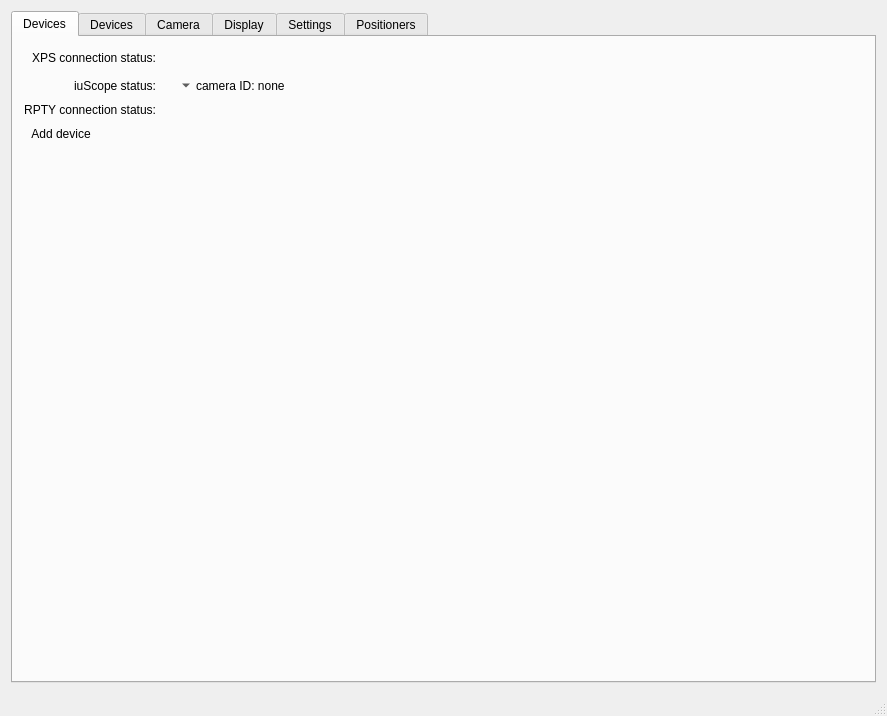
Old version of the form GUI/mainwindow.ui in the repository mvxe/MLA-CS.
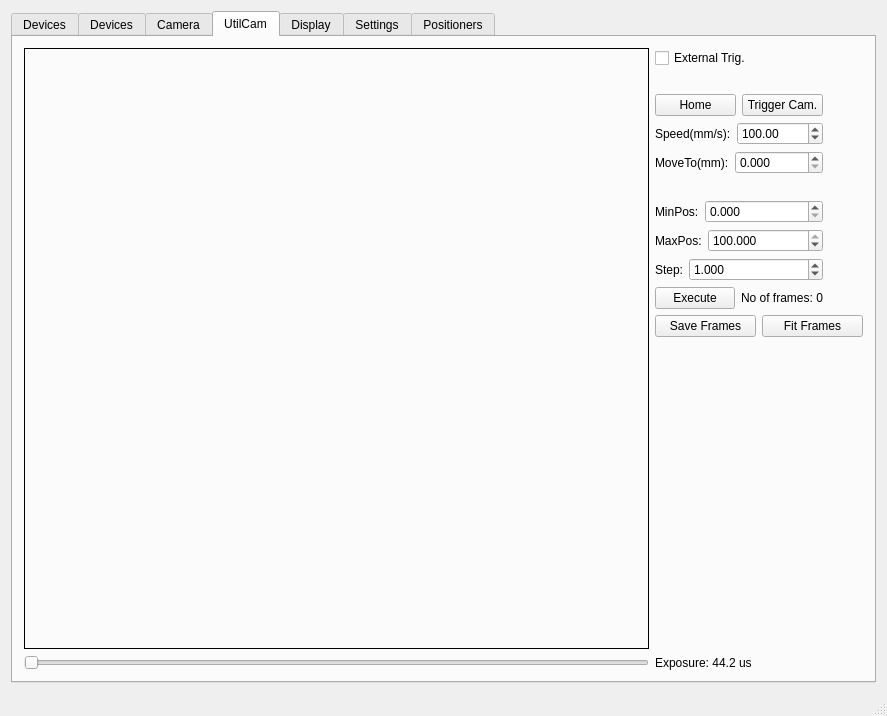
New version of the form. The open tabs and pages were chosen to show the change. Icons and pictures are not drawn. Custom widgets are drawn as their Qt base class.

Patch:
```diff
--- a/GUI/mainwindow.ui
+++ b/GUI/mainwindow.ui
@@ -29,7 +29,7 @@
      <verstretch>0</verstretch>
     </sizepolicy>
    </property>
-   <layout class="QVBoxLayout" name="verticalLayout">
+   <layout class="QVBoxLayout" name="verticalLayout_4">
     <item>
      <widget class="QTabWidget" name="tabWidget">
       <property name="enabled">
@@ -241,7 +241,7 @@
           </property>
          </widget>
         </item>
-        <item row="2" column="0">
+        <item row="3" column="0">
          <widget class="QLabel" name="label_13">
           <property name="text">
            <string>RPTY connection status:</string>
@@ -251,7 +251,7 @@
           </property>
          </widget>
         </item>
-        <item row="4" column="1">
+        <item row="6" column="1">
          <spacer name="verticalSpacer_2">
           <property name="orientation">
            <enum>Qt::Vertical</enum>
@@ -264,7 +264,7 @@
           </property>
          </spacer>
         </item>
-        <item row="3" column="0">
+        <item row="5" column="0">
          <widget class="QToolButton" name="toolButton">
           <property name="text">
            <string>Add device</string>
@@ -699,6 +699,492 @@
         </item>
        </layout>
       </widget>
+      <widget class="QWidget" name="tab_utilcam">
+       <attribute name="title">
+        <string>UtilCam</string>
+       </attribute>
+       <layout class="QGridLayout" name="gridLayout_6">
+        <item row="0" column="1">
+         <layout class="QVBoxLayout" name="verticalLayout">
+          <item>
+           <layout class="QHBoxLayout" name="horizontalLayout_4">
+            <property name="topMargin">
+             <number>0</number>
+            </property>
+            <item>
+             <widget class="QCheckBox" name="checkBox_2">
+              <property name="text">
+               <string>External Trig.</string>
+              </property>
+             </widget>
+            </item>
+            <item>
+             <spacer name="horizontalSpacer_8">
+              <property name="orientation">
+               <enum>Qt::Horizontal</enum>
+              </property>
+              <property name="sizeType">
+               <enum>QSizePolicy::Minimum</enum>
+              </property>
+              <property name="sizeHint" stdset="0">
+               <size>
+                <width>0</width>
+                <height>20</height>
+               </size>
+              </property>
+             </spacer>
+            </item>
+           </layout>
+          </item>
+          <item>
+           <spacer name="verticalSpacer_5">
+            <property name="orientation">
+             <enum>Qt::Vertical</enum>
+            </property>
+            <property name="sizeType">
+             <enum>QSizePolicy::Fixed</enum>
+            </property>
+            <property name="sizeHint" stdset="0">
+             <size>
+              <width>20</width>
+              <height>20</height>
+             </size>
+            </property>
+           </spacer>
+          </item>
+          <item>
+           <layout class="QHBoxLayout" name="horizontalLayout_5">
+            <property name="topMargin">
+             <number>0</number>
+            </property>
+            <item>
+             <widget class="QPushButton" name="pushButton_2">
+              <property name="text">
+               <string>Home</string>
+              </property>
+             </widget>
+            </item>
+            <item>
+             <widget class="QPushButton" name="pushButton">
+              <property name="text">
+               <string>Trigger Cam.</string>
+              </property>
+             </widget>
+            </item>
+            <item>
+             <spacer name="horizontalSpacer_9">
+              <property name="orientation">
+               <enum>Qt::Horizontal</enum>
+              </property>
+              <property name="sizeType">
+               <enum>QSizePolicy::Minimum</enum>
+              </property>
+              <property name="sizeHint" stdset="0">
+               <size>
+                <width>40</width>
+                <height>20</height>
+               </size>
+              </property>
+             </spacer>
+            </item>
+           </layout>
+          </item>
+          <item>
+           <layout class="QHBoxLayout" name="horizontalLayout_6">
+            <property name="topMargin">
+             <number>0</number>
+            </property>
+            <item>
+             <widget class="QLabel" name="label_21">
+              <property name="sizePolicy">
+               <sizepolicy hsizetype="Maximum" vsizetype="Preferred">
+                <horstretch>0</horstretch>
+                <verstretch>0</verstretch>
+               </sizepolicy>
+              </property>
+              <property name="text">
+               <string>Speed(mm/s):</string>
+              </property>
+             </widget>
+            </item>
+            <item>
+             <widget class="QDoubleSpinBox" name="doubleSpinBox">
+              <property name="minimum">
+               <double>0.010000000000000</double>
+              </property>
+              <property name="maximum">
+               <double>3000.000000000000000</double>
+              </property>
+              <property name="value">
+               <double>100.000000000000000</double>
+              </property>
+             </widget>
+            </item>
+            <item>
+             <spacer name="horizontalSpacer_10">
+              <property name="orientation">
+               <enum>Qt::Horizontal</enum>
+              </property>
+              <property name="sizeType">
+               <enum>QSizePolicy::Minimum</enum>
+              </property>
+              <property name="sizeHint" stdset="0">
+               <size>
+                <width>40</width>
+                <height>20</height>
+               </size>
+              </property>
+             </spacer>
+            </item>
+           </layout>
+          </item>
+          <item>
+           <layout class="QHBoxLayout" name="horizontalLayout_7">
+            <property name="topMargin">
+             <number>0</number>
+            </property>
+            <item>
+             <widget class="QLabel" name="label_22">
+              <property name="sizePolicy">
+               <sizepolicy hsizetype="Maximum" vsizetype="Preferred">
+                <horstretch>0</horstretch>
+                <verstretch>0</verstretch>
+               </sizepolicy>
+              </property>
+              <property name="text">
+               <string>MoveTo(mm):</string>
+              </property>
+             </widget>
+            </item>
+            <item>
+             <widget class="QDoubleSpinBox" name="doubleSpinBox_2">
+              <property name="decimals">
+               <number>3</number>
+              </property>
+              <property name="maximum">
+               <double>100.000000000000000</double>
+              </property>
+             </widget>
+            </item>
+            <item>
+             <spacer name="horizontalSpacer_11">
+              <property name="orientation">
+               <enum>Qt::Horizontal</enum>
+              </property>
+              <property name="sizeType">
+               <enum>QSizePolicy::Minimum</enum>
+              </property>
+              <property name="sizeHint" stdset="0">
+               <size>
+                <width>40</width>
+                <height>20</height>
+               </size>
+              </property>
+             </spacer>
+            </item>
+           </layout>
+          </item>
+          <item>
+           <spacer name="verticalSpacer_6">
+            <property name="orientation">
+             <enum>Qt::Vertical</enum>
+            </property>
+            <property name="sizeType">
+             <enum>QSizePolicy::Fixed</enum>
+            </property>
+            <property name="sizeHint" stdset="0">
+             <size>
+              <width>20</width>
+              <height>20</height>
+             </size>
+            </property>
+           </spacer>
+          </item>
+          <item>
+           <layout class="QHBoxLayout" name="horizontalLayout_8">
+            <property name="topMargin">
+             <number>0</number>
+            </property>
+            <item>
+             <widget class="QLabel" name="label_23">
+              <property name="sizePolicy">
+               <sizepolicy hsizetype="Maximum" vsizetype="Preferred">
+                <horstretch>0</horstretch>
+                <verstretch>0</verstretch>
+               </sizepolicy>
+              </property>
+              <property name="text">
+               <string>MinPos:</string>
+              </property>
+             </widget>
+            </item>
+            <item>
+             <widget class="QDoubleSpinBox" name="doubleSpinBox_3">
+              <property name="decimals">
+               <number>3</number>
+              </property>
+              <property name="maximum">
+               <double>100.000000000000000</double>
+              </property>
+             </widget>
+            </item>
+            <item>
+             <spacer name="horizontalSpacer_12">
+              <property name="orientation">
+               <enum>Qt::Horizontal</enum>
+              </property>
+              <property name="sizeType">
+               <enum>QSizePolicy::Maximum</enum>
+              </property>
+              <property name="sizeHint" stdset="0">
+               <size>
+                <width>40</width>
+                <height>20</height>
+               </size>
+              </property>
+             </spacer>
+            </item>
+           </layout>
+          </item>
+          <item>
+           <layout class="QHBoxLayout" name="horizontalLayout_9">
+            <property name="topMargin">
+             <number>0</number>
+            </property>
+            <item>
+             <widget class="QLabel" name="label_24">
+              <property name="sizePolicy">
+               <sizepolicy hsizetype="Maximum" vsizetype="Preferred">
+                <horstretch>0</horstretch>
+                <verstretch>0</verstretch>
+               </sizepolicy>
+              </property>
+              <property name="text">
+               <string>MaxPos:</string>
+              </property>
+             </widget>
+            </item>
+            <item>
+             <widget class="QDoubleSpinBox" name="doubleSpinBox_4">
+              <property name="decimals">
+               <number>3</number>
+              </property>
+              <property name="maximum">
+               <double>100.000000000000000</double>
+              </property>
+              <property name="value">
+               <double>100.000000000000000</double>
+              </property>
+             </widget>
+            </item>
+            <item>
+             <spacer name="horizontalSpacer_13">
+              <property name="orientation">
+               <enum>Qt::Horizontal</enum>
+              </property>
+              <property name="sizeType">
+               <enum>QSizePolicy::Maximum</enum>
+              </property>
+              <property name="sizeHint" stdset="0">
+               <size>
+                <width>40</width>
+                <height>20</height>
+               </size>
+              </property>
+             </spacer>
+            </item>
+           </layout>
+          </item>
+          <item>
+           <layout class="QHBoxLayout" name="horizontalLayout_10">
+            <property name="topMargin">
+             <number>0</number>
+            </property>
+            <item>
+             <widget class="QLabel" name="label_25">
+              <property name="sizePolicy">
+               <sizepolicy hsizetype="Maximum" vsizetype="Preferred">
+                <horstretch>0</horstretch>
+                <verstretch>0</verstretch>
+               </sizepolicy>
+              </property>
+              <property name="text">
+               <string>Step:</string>
+              </property>
+             </widget>
+            </item>
+            <item>
+             <widget class="QDoubleSpinBox" name="doubleSpinBox_5">
+              <property name="decimals">
+               <number>3</number>
+              </property>
+              <property name="minimum">
+               <double>0.001000000000000</double>
+              </property>
+              <property name="maximum">
+               <double>10.000000000000000</double>
+              </property>
+              <property name="value">
+               <double>1.000000000000000</double>
+              </property>
+             </widget>
+            </item>
+            <item>
+             <spacer name="horizontalSpacer_14">
+              <property name="orientation">
+               <enum>Qt::Horizontal</enum>
+              </property>
+              <property name="sizeType">
+               <enum>QSizePolicy::Maximum</enum>
+              </property>
+              <property name="sizeHint" stdset="0">
+               <size>
+                <width>40</width>
+                <height>20</height>
+               </size>
+              </property>
+             </spacer>
+            </item>
+           </layout>
+          </item>
+          <item>
+           <layout class="QHBoxLayout" name="horizontalLayout_11">
+            <property name="topMargin">
+             <number>0</number>
+            </property>
+            <item>
+             <widget class="QPushButton" name="pushButton_3">
+              <property name="text">
+               <string>Execute</string>
+              </property>
+             </widget>
+            </item>
+            <item>
+             <widget class="QLabel" name="label_26">
+              <property name="sizePolicy">
+               <sizepolicy hsizetype="Maximum" vsizetype="Preferred">
+                <horstretch>0</horstretch>
+                <verstretch>0</verstretch>
+               </sizepolicy>
+              </property>
+              <property name="text">
+               <string>No of frames: 0</string>
+              </property>
+             </widget>
+            </item>
+            <item>
+             <spacer name="horizontalSpacer_15">
+              <property name="orientation">
+               <enum>Qt::Horizontal</enum>
+              </property>
+              <property name="sizeType">
+               <enum>QSizePolicy::Maximum</enum>
+              </property>
+              <property name="sizeHint" stdset="0">
+               <size>
+                <width>40</width>
+                <height>20</height>
+               </size>
+              </property>
+             </spacer>
+            </item>
+           </layout>
+          </item>
+          <item>
+           <layout class="QHBoxLayout" name="horizontalLayout_12">
+            <property name="topMargin">
+             <number>0</number>
+            </property>
+            <item>
+             <widget class="QPushButton" name="pushButton_4">
+              <property name="text">
+               <string>Save Frames</string>
+              </property>
+             </widget>
+            </item>
+            <item>
+             <widget class="QPushButton" name="pushButton_5">
+              <property name="text">
+               <string>Fit Frames</string>
+              </property>
+             </widget>
+            </item>
+           </layout>
+          </item>
+          <item>
+           <spacer name="verticalSpacer_4">
+            <property name="orientation">
+             <enum>Qt::Vertical</enum>
+            </property>
+            <property name="sizeHint" stdset="0">
+             <size>
+              <width>20</width>
+              <height>40</height>
+             </size>
+            </property>
+           </spacer>
+          </item>
+         </layout>
+        </item>
+        <item row="1" column="0">
+         <widget class="QSlider" name="sl_util_expo">
+          <property name="minimum">
+           <number>10000</number>
+          </property>
+          <property name="maximum">
+           <number>10000000</number>
+          </property>
+          <property name="singleStep">
+           <number>100</number>
+          </property>
+          <property name="pageStep">
+           <number>1000</number>
+          </property>
+          <property name="value">
+           <number>10000</number>
+          </property>
+          <property name="orientation">
+           <enum>Qt::Horizontal</enum>
+          </property>
+         </widget>
+        </item>
+        <item row="1" column="1">
+         <widget class="QLabel" name="lab_util_expo">
+          <property name="minimumSize">
+           <size>
+            <width>200</width>
+            <height>0</height>
+           </size>
+          </property>
+          <property name="text">
+           <string>Exposure: 44.2 us</string>
+          </property>
+         </widget>
+        </item>
+        <item row="0" column="0">
+         <widget class="mtlabel" name="utilcam_stream">
+          <property name="sizePolicy">
+           <sizepolicy hsizetype="Expanding" vsizetype="Expanding">
+            <horstretch>0</horstretch>
+            <verstretch>0</verstretch>
+           </sizepolicy>
+          </property>
+          <property name="minimumSize">
+           <size>
+            <width>10</width>
+            <height>10</height>
+           </size>
+          </property>
+          <property name="frameShape">
+           <enum>QFrame::Box</enum>
+          </property>
+          <property name="text">
+           <string/>
+          </property>
+         </widget>
+        </item>
+       </layout>
+      </widget>
       <widget class="QWidget" name="tab_dis">
        <property name="enabled">
         <bool>true</bool>
```
Left out of the diff: 127 changed lines with no effect on the pictures.
